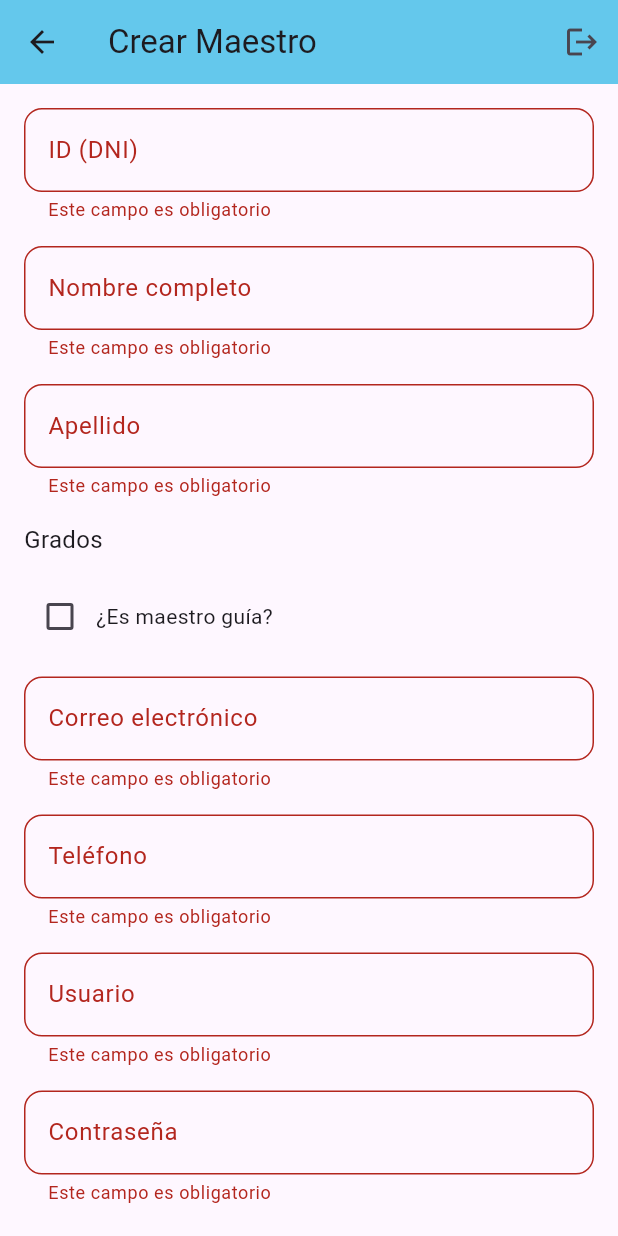
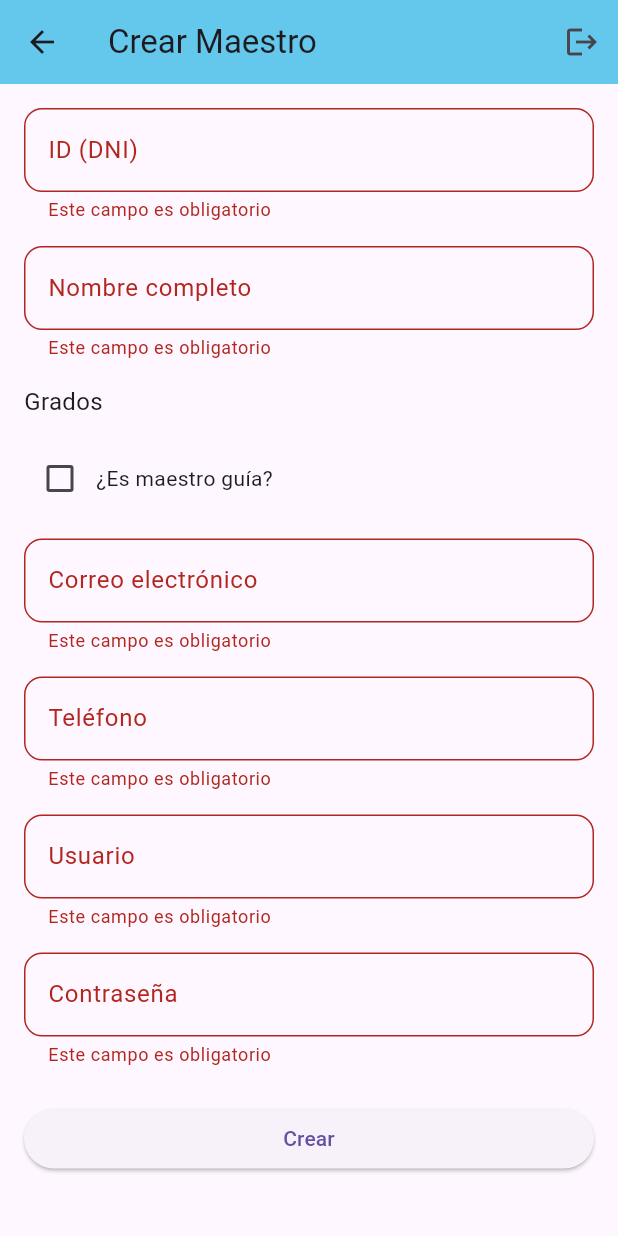
Before and after one commit to jarol03/APP-ESCUELA, a Flutter app: the CrearMaestroScreen screen opened directly, after a tap on "Crear", on a phone screen of 412 x 824 dp. Run offline on Flutter 3.47's test engine with Material 3 defaults, Android fonts, the phone set to English and light mode, and no system bars; our stand-ins replace cloud_firestore, firebase_core, pdf, printing, shared_preferences; accounts and stored records are empty.

Commit message:
Elimino -apellido- de form maestro y clase maestro, agrego funcion para borrar cache de firestore

```diff
--- a/lib/admin/asig_maestro.dart
+++ b/lib/admin/asig_maestro.dart
@@ -172,7 +172,7 @@ class _AsigMaestroScreenState extends State<AsigMaestroScreen> {
                   return Card(
                     margin: const EdgeInsets.only(bottom: 16),
                     child: ListTile(
-                      title: Text("${maestro.nombre} ${maestro.apellido}"),
+                      title: Text("${maestro.nombre}"),
                       subtitle: Text(
                         "Grados: ${maestro.gradosAsignados.map((g) => g.id).join(', ')}",
                       ),
--- a/lib/admin/crear_estudiante.dart
+++ b/lib/admin/crear_estudiante.dart
@@ -215,7 +215,9 @@ class _CrearEstudianteScreenState extends State<CrearEstudianteScreen> {
         ),
       );
 
-      if (widget.estudiante == null) {
+      if (widget.estudiante != null) {
+        Navigator.pop(context);
+      } else {
         // Limpiar los campos solo si estamos creando un nuevo estudiante
         _idController.clear();
         _nombreController.clear();
--- a/lib/admin/crear_maestro.dart
+++ b/lib/admin/crear_maestro.dart
@@ -19,7 +19,6 @@ class _CrearMaestroScreenState extends State<CrearMaestroScreen> {
   final _formKey = GlobalKey<FormState>();
   final _idController = TextEditingController();
   final _nombreController = TextEditingController();
-  final _apellidoController = TextEditingController();
   final _emailController = TextEditingController();
   final _telefonoController = TextEditingController();
   final _usuarioController = TextEditingController();
@@ -35,7 +34,6 @@ class _CrearMaestroScreenState extends State<CrearMaestroScreen> {
     if (widget.maestro != null) {
       _idController.text = widget.maestro!.id;
       _nombreController.text = widget.maestro!.nombre;
-      _apellidoController.text = widget.maestro!.apellido;
       _gradosSeleccionados = widget.maestro!.gradosAsignados;
       _isMaestroGuia = widget.maestro!.tipoMaestro == "Maestro guía";
       _emailController.text = widget.maestro!.email;
@@ -83,8 +81,6 @@ class _CrearMaestroScreenState extends State<CrearMaestroScreen> {
               const SizedBox(height: 16),
               _buildTextField("Nombre completo", _nombreController),
               const SizedBox(height: 16),
-              _buildTextField("Apellido", _apellidoController),
-              const SizedBox(height: 16),
               _buildMultipleSelectionDropdown(
                 "Grados",
                 _grados,
@@ -106,7 +102,7 @@ class _CrearMaestroScreenState extends State<CrearMaestroScreen> {
               _buildTextField(
                 "Contraseña",
                 _contrasenaController,
-                obscureText: true,
+                obscureText: false,
               ),
               const SizedBox(height: 24),
               ElevatedButton(
@@ -190,7 +186,6 @@ class _CrearMaestroScreenState extends State<CrearMaestroScreen> {
       final maestro = Maestro(
         id: _idController.text,
         nombre: _nombreController.text,
-        apellido: _apellidoController.text,
         gradosAsignados: _gradosSeleccionados,
         tipoMaestro: _isMaestroGuia ? "Maestro guía" : "Maestro general",
         email: _emailController.text,
@@ -202,13 +197,28 @@ class _CrearMaestroScreenState extends State<CrearMaestroScreen> {
 
       baseDatos.agregarMaestro(maestro);
 
+      // Mostrar mensaje de éxito
+      ScaffoldMessenger.of(context).showSnackBar(
+        SnackBar(
+          content: Text(
+            widget.maestro == null
+                ? "Estudiante creado exitosamente"
+                : "Estudiante actualizado exitosamente",
+          ),
+          backgroundColor: Colors.green,
+        ),
+      );
+
+      if (widget.maestro != null) {
+        Navigator.pop(context);
+      } else {
         _idController.clear();
         _nombreController.clear();
-      _apellidoController.clear();
         _emailController.clear();
         _telefonoController.clear();
         _usuarioController.clear();
         _contrasenaController.clear();
+      }
 
       print(
         "Maestro ${widget.maestro == null ? 'creado' : 'actualizado'}: ${maestro.nombre}",
--- a/lib/admin/reportes.dart
+++ b/lib/admin/reportes.dart
@@ -171,7 +171,7 @@ class _ReportesScreenState extends State<ReportesScreen> {
                 children:
                     maestros.map((maestro) {
                       return pw.Text(
-                        "- ${maestro.nombre} ${maestro.apellido} (${maestro.gradosAsignados})",
+                        "- ${maestro.nombre} (${maestro.gradosAsignados})",
                         style: pw.TextStyle(fontSize: 14),
                       );
                     }).toList(),
--- a/lib/controlador/FireBase_Controller.dart
+++ b/lib/controlador/FireBase_Controller.dart
@@ -7,6 +7,11 @@ import '../modelo/Maestro.dart';
 
 class FirebaseController {
   final FirebaseFirestore base = FirebaseFirestore.instance;
+
+  Future<void> limpiarCache() async {
+  await base.clearPersistence();
+  print("Caché de Firestore limpiada.");
+}
 
   Future<void> agregarAlumno(Alumno alumno) async {
     await base.collection('alumnos').doc(alumno.id).set(alumno.toMap());
--- a/lib/estudiante/clases_estudiantes.dart
+++ b/lib/estudiante/clases_estudiantes.dart
@@ -95,7 +95,6 @@ class _ClasesEstudianteScreenState extends State<ClasesEstudianteScreen> {
                         () => Maestro(
                           id: "",
                           nombre: "Sin asignar",
-                          apellido: "",
                           gradosAsignados: [],
                           tipoMaestro: "",
                           email: "",
@@ -119,7 +118,7 @@ class _ClasesEstudianteScreenState extends State<ClasesEstudianteScreen> {
                         children: [
                           Text("Horario: Lunes y Miércoles 10:00 AM"),
                           Text(
-                            "Maestro: ${maestro.nombre} ${maestro.apellido}",
+                            "Maestro: ${maestro.nombre}",
                           ),
                           Text("Nota: ${widget.alumno.nota}"),
                         ],
--- a/lib/main.dart
+++ b/lib/main.dart
@@ -53,6 +53,8 @@ class _PantallaCargaState extends State<PantallaCarga> {
 
   void _verificarSesion() async {
     print("Verificando sesión...");
+    //await baseDatos.limpiarCache();//ESTO ES PORQUE ELIMINÉ COLECCIONES DESDE CONSOLEFIRE Y TUVE QUE BORRAR CACHE
+    //PARA ACTUALIZAR LOS DATOS DE LA APP
 
     final SharedPreferences prefs = await SharedPreferences.getInstance();
 
--- a/lib/modelo/Maestro.dart
+++ b/lib/modelo/Maestro.dart
@@ -4,7 +4,6 @@ import 'package:avance1/modelo/Materia.dart';
 class Maestro {
   final String id;
   final String nombre;
-  final String apellido;
   List<Grado> gradosAsignados; // Lista de objetos Grado
   final String tipoMaestro;
   final String email;
@@ -17,7 +16,6 @@ class Maestro {
   Maestro({
     required this.id,
     required this.nombre,
-    required this.apellido,
     required this.gradosAsignados,
     required this.tipoMaestro,
     required this.email,
@@ -32,7 +30,6 @@ class Maestro {
     return {
       "id": id,
       "nombre": nombre,
-      "apellido": apellido,
       "gradosAsignados": gradosAsignados.map((g) => g.toMap()).toList(), // Convertir lista de Grado a lista de Map
       "tipoMaestro": tipoMaestro,
       "email": email,
@@ -49,7 +46,6 @@ class Maestro {
     return Maestro(
       id: data["id"],
       nombre: data["nombre"],
-      apellido: data["apellido"],
       gradosAsignados: (data["gradosAsignados"] as List).map((g) => Grado.fromMap(g)).toList(), // Convertir lista de Map a lista de objetos Grado
       tipoMaestro: data["tipoMaestro"],
       email: data["email"],
```
Also changed, not shown: lib/admin/veri_estudiante.dart (+27 -9 lines), lib/admin/veri_maestro.dart (+6 -7 lines), 4 other files. Lines whose indentation alone changed are shown as unchanged.
